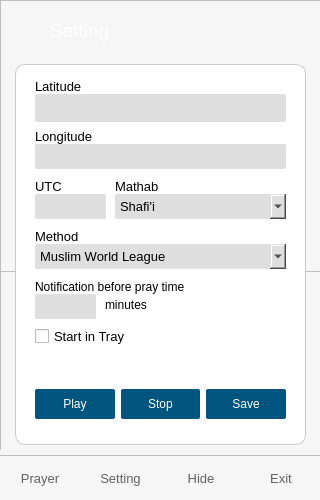
First picture: the form in main.ui, repository butirpadi/AyoShalat, before the edit.
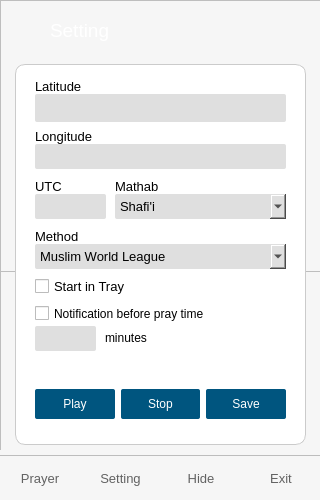
Second picture: the form after the edit. Icons and pictures are not drawn.

Commit message: [UPDATE] add checking notification option

Patch:
```diff
--- a/main.ui
+++ b/main.ui
@@ -1522,7 +1522,7 @@
       <property name="geometry">
        <rect>
         <x>20</x>
-        <y>260</y>
+        <y>210</y>
         <width>101</width>
         <height>25</height>
        </rect>
@@ -1913,24 +1913,11 @@
        <bool>false</bool>
       </property>
      </widget>
-     <widget class="QLabel" name="label_5">
-      <property name="geometry">
-       <rect>
-        <x>20</x>
-        <y>210</y>
-        <width>251</width>
-        <height>25</height>
-       </rect>
-      </property>
-      <property name="text">
-       <string>Notification before pray time</string>
-      </property>
-     </widget>
      <widget class="QLineEdit" name="txBeforeTime">
       <property name="geometry">
        <rect>
         <x>20</x>
-        <y>230</y>
+        <y>262</y>
         <width>61</width>
         <height>25</height>
        </rect>
@@ -1940,7 +1927,7 @@
       <property name="geometry">
        <rect>
         <x>90</x>
-        <y>230</y>
+        <y>263</y>
         <width>54</width>
         <height>21</height>
        </rect>
@@ -1949,6 +1936,19 @@
        <string>minutes</string>
       </property>
      </widget>
+     <widget class="QCheckBox" name="ckNotification">
+      <property name="geometry">
+       <rect>
+        <x>20</x>
+        <y>238</y>
+        <width>191</width>
+        <height>23</height>
+       </rect>
+      </property>
+      <property name="text">
+       <string>Notification before pray time</string>
+      </property>
+     </widget>
     </widget>
     <widget class="QLabel" name="label_22">
      <property name="geometry">
```
The commit also changes 3 other files.
